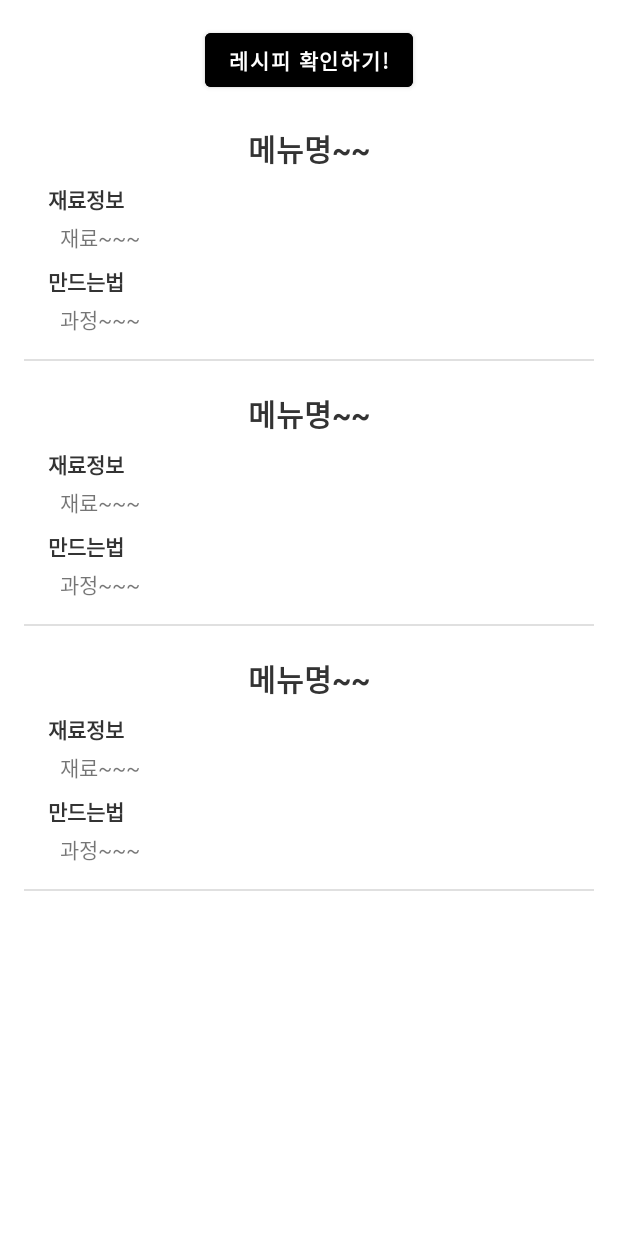
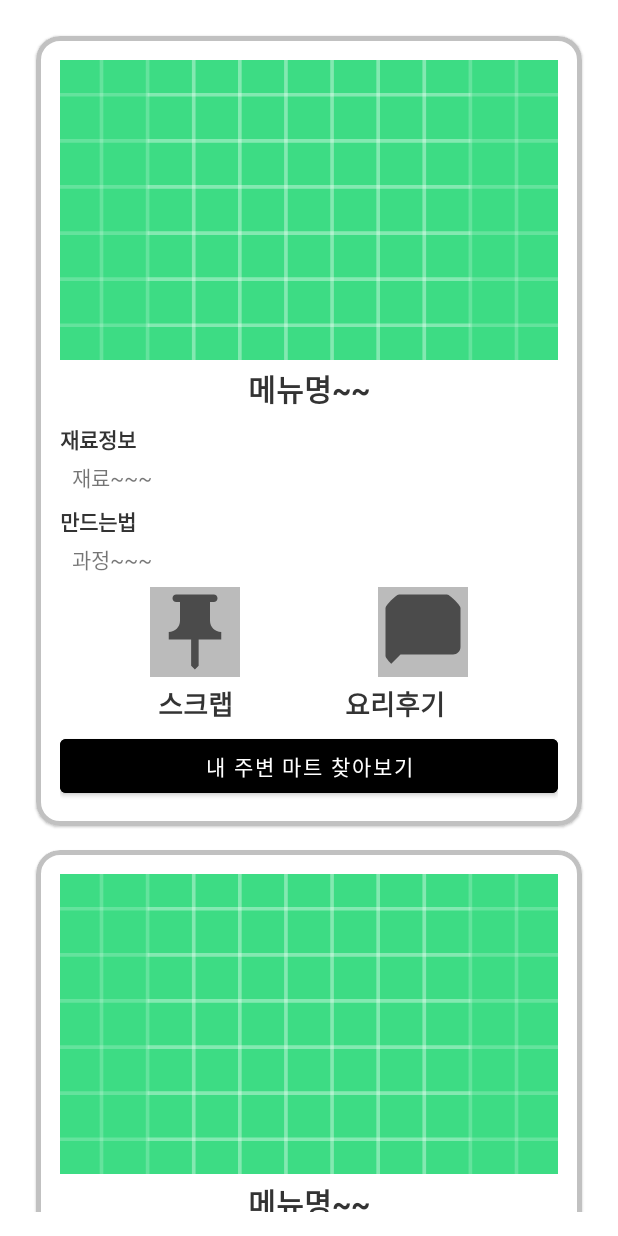
Before and after one commit to mky1428/OwnCook1, an Android app: the layout activity_rec_menu_select.xml on its own in the app's theme, with its tools: preview values and no code run, on a phone screen of 412 x 824 dp. Run offline under Robolectric (Android 15) with nearby library versions, the phone set to English and light mode, and no system bars.

Commit message:
RecMenuSelectActivity.java 작업 (RecyclerView / JSON Parsing) 완료

```diff
--- a/app/build.gradle
+++ b/app/build.gradle
@@ -39,6 +39,11 @@ dependencies {
     implementation 'com.google.firebase:firebase-auth:21.0.1'
     implementation 'com.google.firebase:firebase-database:20.0.2'
     implementation "com.kakao.sdk:v2-user:2.8.1"
+    implementation 'com.android.volley:volley:1.2.1'
+    implementation 'de.hdodenhof:circleimageview:3.1.0'
+    implementation 'com.squareup.retrofit2:retrofit:2.9.0'
+    implementation 'com.squareup.retrofit2:converter-gson:2.9.0'
+    implementation 'com.squareup.retrofit2:converter-scalars:2.9.0'
     testImplementation 'junit:junit:4.+'
     androidTestImplementation 'androidx.test.ext:junit:1.1.3'
     androidTestImplementation 'androidx.test.espresso:espresso-core:3.4.0'
--- a/app/src/main/res/anim/appear_logo.xml
+++ b/app/src/main/res/anim/appear_logo.xml
@@ -4,7 +4,7 @@
     <alpha
         android:fromAlpha="0.0"
         android:toAlpha="1.0"
-        android:duration="5000"
+        android:duration="3000"
         />
 
 </set>
--- /dev/null
+++ b/app/src/main/res/drawable/ic_baseline_chat_bubble_24.xml
@@ -0,0 +1,10 @@
+<vector xmlns:android="http://schemas.android.com/apk/res/android"
+    android:width="24dp"
+    android:height="24dp"
+    android:viewportWidth="24"
+    android:viewportHeight="24"
+    android:tint="?attr/colorControlNormal">
+  <path
+      android:fillColor="@android:color/white"
+      android:pathData="M20,2H4c-1.1,0 -2,0.9 -2,2v18l4,-4h14c1.1,0 2,-0.9 2,-2V4c0,-1.1 -0.9,-2 -2,-2z"/>
+</vector>
--- a/app/src/main/res/layout/activity_rec_menu_select.xml
+++ b/app/src/main/res/layout/activity_rec_menu_select.xml
@@ -8,24 +8,12 @@
     android:padding="16dp"
     tools:context=".RecMenuSelectActivity">
 
-
-    <Button
-        android:layout_width="wrap_content"
-        android:layout_height="wrap_content"
-        android:text="레시피 확인하기!"
-        android:backgroundTint="@color/black"
-        android:textStyle="bold"
-        android:layout_centerHorizontal="true"
-        android:layout_gravity="center_horizontal"
-        android:onClick="clickParse"
-        />
-
-    <ListView
-        android:id="@+id/listview"
+    <androidx.recyclerview.widget.RecyclerView
+        android:id="@+id/RecMenuSelect_recycler"
         android:layout_width="match_parent"
         android:layout_height="match_parent"
-        tools:listitem="@layout/list_parse_recipe"
-        />
-
+        android:orientation="vertical"
+        app:layoutManager="androidx.recyclerview.widget.LinearLayoutManager"
+        tools:listitem="@layout/list_parse_recipe2"/>
 
 </LinearLayout>
--- a/app/src/main/res/layout/fragment1_my.xml
+++ b/app/src/main/res/layout/fragment1_my.xml
@@ -3,6 +3,8 @@
     android:layout_width="wrap_content"
     android:layout_height="wrap_content"
     android:orientation="vertical"
+    android:layout_marginRight="40dp"
+    android:onClick="clickRecRecipe"
     android:padding="8dp">
 
     <ImageView
--- a/app/src/main/res/layout/list_parse_recipe.xml
+++ /dev/null
@@ -1,63 +0,0 @@
-<?xml version="1.0" encoding="utf-8"?>
-<LinearLayout xmlns:android="http://schemas.android.com/apk/res/android"
-    android:orientation="vertical"
-    android:padding="16dp"
-    android:layout_width="match_parent"
-    android:layout_height="match_parent">
-
-
-
-    <TextView
-        android:id="@+id/tv_name"
-        android:layout_width="match_parent"
-        android:layout_height="wrap_content"
-        android:text="메뉴명~~"
-        android:gravity="center_horizontal"
-        android:textStyle="bold"
-        android:textColor="#ff333333"
-        android:textSize="20sp"
-        android:layout_marginTop="4dp"
-        />
-
-    <TextView
-        android:layout_width="match_parent"
-        android:layout_height="wrap_content"
-        android:text="재료정보"
-        android:textColor="#ff333333"
-        android:textStyle="bold"
-        android:layout_marginTop="8dp"
-        />
-
-    <TextView
-        android:id="@+id/tv_ingredient"
-        android:layout_width="match_parent"
-        android:layout_height="wrap_content"
-        android:text="재료~~~"
-        android:layout_marginTop="4dp"
-        android:layout_marginLeft="8dp"
-        android:layout_marginRight="8dp"
-        />
-
-    <TextView
-        android:layout_width="match_parent"
-        android:layout_height="wrap_content"
-        android:text="만드는법"
-        android:textColor="#ff333333"
-        android:textStyle="bold"
-        android:layout_marginTop="8dp"
-        />
-
-    <TextView
-        android:id="@+id/tv_manual"
-        android:layout_width="match_parent"
-        android:layout_height="wrap_content"
-        android:text="과정~~~"
-        android:layout_marginTop="4dp"
-        android:layout_marginLeft="8dp"
-        android:layout_marginRight="8dp"
-        />
-
-
-
-
-</LinearLayout>
--- /dev/null
+++ b/app/src/main/res/layout/list_parse_recipe2.xml
@@ -0,0 +1,137 @@
+<?xml version="1.0" encoding="utf-8"?>
+<com.google.android.material.card.MaterialCardView xmlns:android="http://schemas.android.com/apk/res/android"
+    android:layout_width="match_parent"
+    android:layout_height="wrap_content"
+    xmlns:app="http://schemas.android.com/apk/res-auto"
+    app:cardCornerRadius="16dp"
+    android:elevation="32dp"
+    android:layout_margin="8dp"
+    app:strokeWidth="3dp"
+    app:strokeColor="#3E000000"
+    >
+
+    <LinearLayout
+        android:layout_width="match_parent"
+        android:layout_height="wrap_content"
+        android:orientation="vertical"
+        android:padding="16dp">
+
+        <ImageView
+            android:id="@+id/iv"
+            android:layout_width="match_parent"
+            android:layout_height="200dp"
+            android:src="@drawable/ic_launcher_background"
+            android:scaleType="centerCrop"
+            />
+
+        <TextView
+            android:id="@+id/tv_name"
+            android:layout_width="match_parent"
+            android:layout_height="wrap_content"
+            android:text="메뉴명~~"
+            android:gravity="center_horizontal"
+            android:textStyle="bold"
+            android:textColor="#ff333333"
+            android:textSize="20sp"
+            android:layout_marginTop="4dp"
+            />
+
+        <TextView
+            android:layout_width="match_parent"
+            android:layout_height="wrap_content"
+            android:text="재료정보"
+            android:textColor="#ff333333"
+            android:textStyle="bold"
+            android:layout_marginTop="8dp"
+            />
+
+        <TextView
+            android:id="@+id/tv_ingredient"
+            android:layout_width="match_parent"
+            android:layout_height="wrap_content"
+            android:text="재료~~~"
+            android:layout_marginTop="4dp"
+            android:layout_marginLeft="8dp"
+            android:layout_marginRight="8dp"
+            />
+
+        <TextView
+            android:layout_width="match_parent"
+            android:layout_height="wrap_content"
+            android:text="만드는법"
+            android:textColor="#ff333333"
+            android:textStyle="bold"
+            android:layout_marginTop="8dp"
+            />
+
+        <TextView
+            android:id="@+id/tv_manual"
+            android:layout_width="match_parent"
+            android:layout_height="wrap_content"
+            android:text="과정~~~"
+            android:layout_marginTop="4dp"
+            android:layout_marginLeft="8dp"
+            android:layout_marginRight="8dp"
+            />
+
+        <RelativeLayout
+            android:layout_width="match_parent"
+            android:layout_height="wrap_content"
+            android:layout_marginTop="8dp">
+
+            <de.hdodenhof.circleimageview.CircleImageView
+                android:id="@+id/iv_pin"
+                android:layout_width="60dp"
+                android:layout_height="60dp"
+                android:src="@drawable/ic_baseline_push_pin_24"
+                android:background="#54333333"
+                android:layout_marginLeft="60dp"
+                />
+
+            <de.hdodenhof.circleimageview.CircleImageView
+                android:id="@+id/iv_chat"
+                android:layout_width="60dp"
+                android:layout_height="60dp"
+                android:src="@drawable/ic_baseline_chat_bubble_24"
+                android:background="#54333333"
+                android:layout_alignParentRight="true"
+                android:layout_marginRight="60dp"
+                />
+
+            <TextView
+                android:layout_width="wrap_content"
+                android:layout_height="wrap_content"
+                android:text="스크랩"
+                android:layout_below="@id/iv_pin"
+                android:textSize="18sp"
+                android:textColor="#ff333333"
+                android:textStyle="bold"
+                android:layout_marginLeft="65dp"
+                android:layout_marginTop="4dp"
+                />
+
+            <TextView
+                android:layout_width="wrap_content"
+                android:layout_height="wrap_content"
+                android:text="요리후기"
+                android:layout_below="@id/iv_chat"
+                android:textSize="18sp"
+                android:textColor="#ff333333"
+                android:textStyle="bold"
+                android:layout_marginTop="4dp"
+                android:layout_marginLeft="190dp"
+                />
+
+        </RelativeLayout>
+
+        <Button
+            android:layout_width="match_parent"
+            android:layout_height="wrap_content"
+            android:text="내 주변 마트 찾아보기"
+            android:layout_marginTop="4dp"
+            android:backgroundTint="@color/black"
+            />
+
+    </LinearLayout>
+
+</com.google.android.material.card.MaterialCardView>
```
Also changed, not shown: app/src/main/java/com/mky1428/owncook1/MainActivity.java (+7 -7 lines), app/src/main/java/com/mky1428/owncook1/MyAdapter.java (added, +66 -0 lines), app/src/main/java/com/mky1428/owncook1/MyRecipeActivity.java (+8 -0 lines), app/src/main/java/com/mky1428/owncook1/RecMenuSelectActivity.java (+85 -38 lines), app/src/main/java/com/mky1428/owncook1/RecyclerItem.java (added, +19 -0 lines), app/src/main/java/com/mky1428/owncook1/RetrofitParse.java (added, +15 -0 lines), app/src/main/res/layout/activity_main.xml (+3 -16 lines), app/src/main/res/layout/activity_my_recipe.xml (+9 -2 lines), app/src/main/res/layout/add_ingredient.xml (added, +47 -0 lines).
